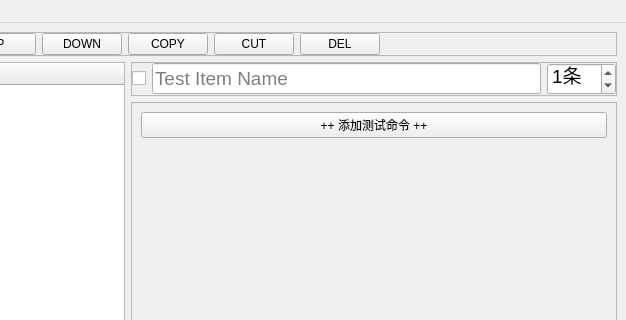
The window that mainwindow.ui (m-RNA/labview-ini-editor) describes before a commit, drawn with Qt 5; both pictures show x 140 to 766 and y 0 to 320 of the 766 by 486 pixel window.
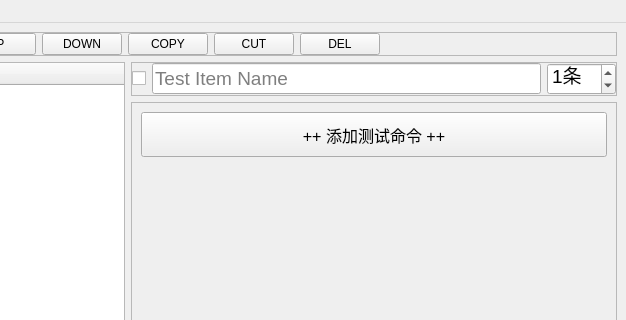
The same window after the commit.

Commit message: Change： 1、改用宏定义表示cbTestType索引。 2、在UI界面上解析 AT<HEX>、AT<\r\n>等等

Diff of the .ui file:
```diff
--- a/mainwindow.ui
+++ b/mainwindow.ui
@@ -277,6 +277,17 @@
        <layout class="QVBoxLayout" name="vloTestItem">
         <item>
          <widget class="QPushButton" name="btnAddTestItem">
+          <property name="minimumSize">
+           <size>
+            <width>0</width>
+            <height>45</height>
+           </size>
+          </property>
+          <property name="font">
+           <font>
+            <pointsize>12</pointsize>
+           </font>
+          </property>
           <property name="text">
            <string>++ 添加测试命令 ++</string>
           </property>
```
The commit also changes 5 other files.
